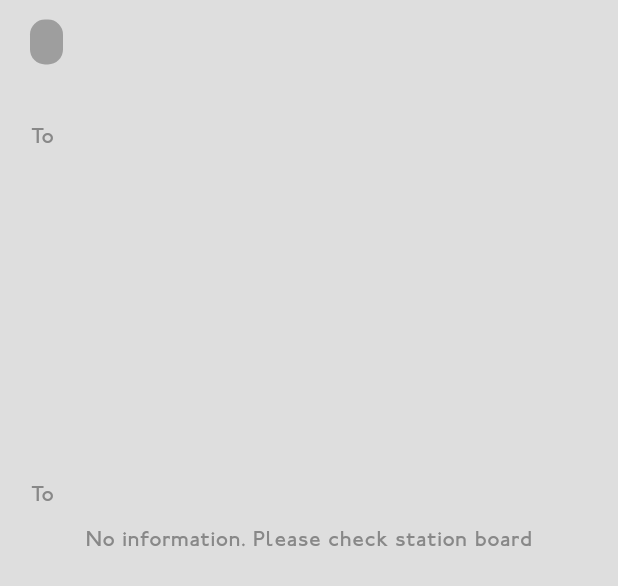
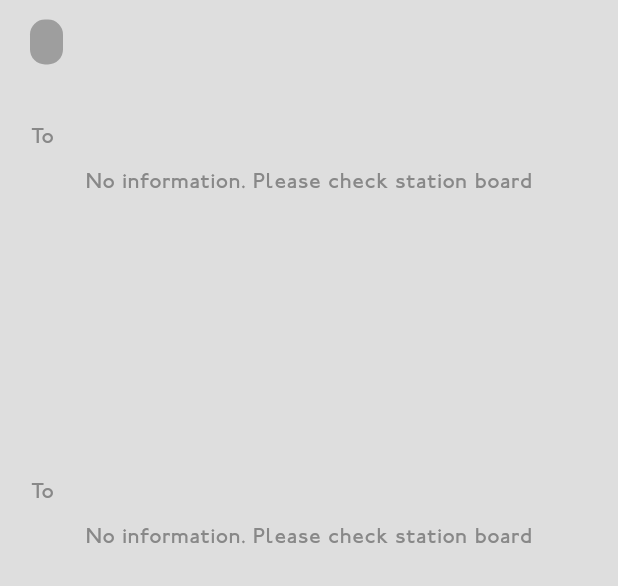
Before and after one commit to shr00m335/RailTime, a Flutter app: the LineArrivals widget shown alone on an empty page, opened directly with empty values, on a phone screen of 412 x 824 dp. Shown: the top 586 px of the screen. Run offline on Flutter 3.47's test engine with Material 3 defaults, Android fonts, the phone set to English and light mode, and no system bars; our stand-ins replace geolocator, sqflite; accounts and stored records are empty.

Commit message:
Added display when no arrival information is obtained

```diff
--- a/lib/views/widgets/line_arrivals.dart
+++ b/lib/views/widgets/line_arrivals.dart
@@ -41,12 +41,23 @@ class LineArrivals extends StatelessWidget {
             style: Theme.of(context).textTheme.labelSmall,
           ),
           SizedBox(height: 10.0),
-          ...direction0ArrivalItems,
-          // Generate empty space to maintain same y position for direction 1
-          ...List.generate(
-            3 - direction0ArrivalItems.length,
-            (_) => 0,
-          ).map((_) => SizedBox(height: 60)),
+          ...(direction0ArrivalItems.isNotEmpty
+              ? [
+                ...direction0ArrivalItems,
+                ...List.generate(
+                  3 - direction0ArrivalItems.length,
+                  (_) => 0,
+                ).map((_) => SizedBox(height: 60)),
+              ]
+              : [
+                Center(
+                  child: Text(
+                    'No information. Please check station board',
+                    style: Theme.of(context).textTheme.labelSmall,
+                  ),
+                ),
+                SizedBox(height: 158),
+              ]),
           // Direction 1
           Text(line.direction1, style: Theme.of(context).textTheme.bodyMedium),
           Text(
```
